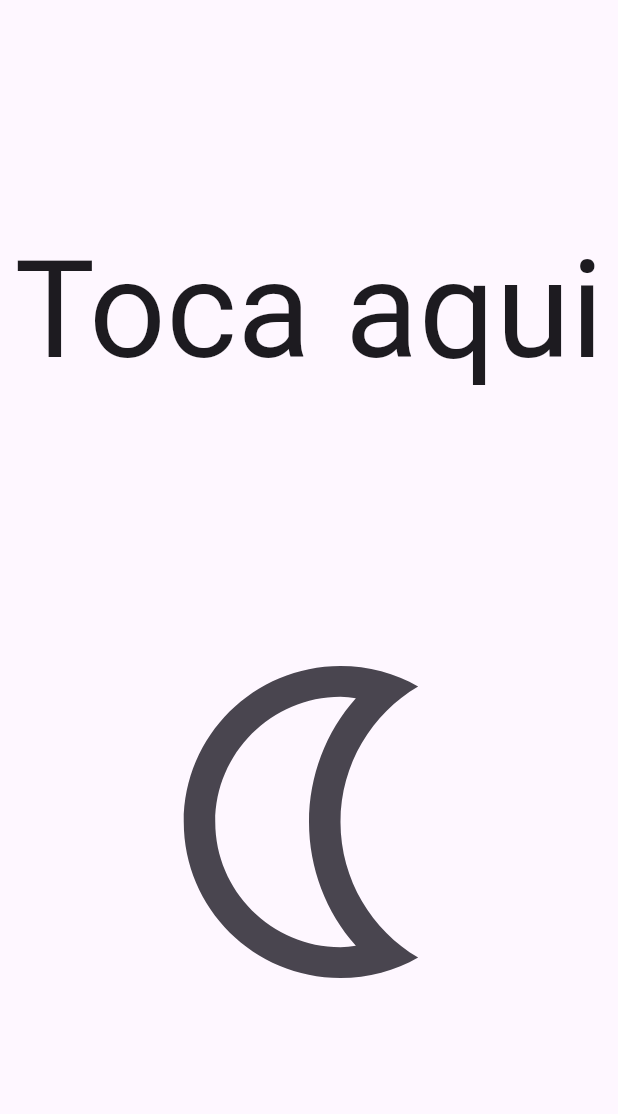
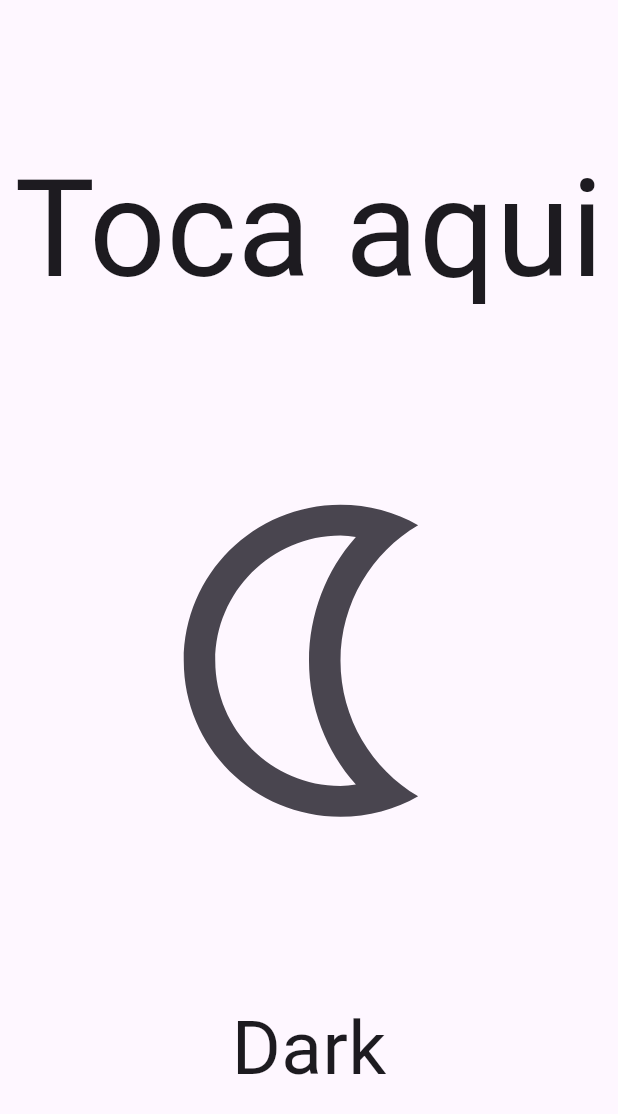
Before and after one commit to ToNiVeL2002/tres_en_raya_provider, a Flutter app: the ChooseScreen screen opened by its route, after a tap on "ESTILOS", on a phone screen of 412 x 824 dp. Shown: the top 1114 px of the screen. Run offline on Flutter 3.47's test engine with Material 3 defaults, Android fonts, the phone set to English and light mode, and no system bars; our stand-ins replace google_fonts, shared_preferences; accounts and stored records are empty; Roboto replaces fonts that are missing (Alata).

```diff
--- a/lib/provider/ui_provider.dart
+++ b/lib/provider/ui_provider.dart
@@ -3,6 +3,8 @@ import 'package:flutter/material.dart';
 class UIProvider extends ChangeNotifier  {
 
   ThemeData theme;
+
+  bool _isMultiplayer = true;
 
   UIProvider({
     required bool isDarkMode
@@ -19,4 +21,10 @@ class UIProvider extends ChangeNotifier  {
 
     notifyListeners();
   }
+
+  get isMultiplayer => _isMultiplayer;
+
+  set isMultiplayerr(bool flag) {
+    _isMultiplayer = flag;
+  }
 }
--- a/lib/screens/estilos_screen.dart
+++ b/lib/screens/estilos_screen.dart
@@ -2,7 +2,7 @@ import 'package:flutter/material.dart';
 import 'package:google_fonts/google_fonts.dart';
 
 import 'package:provider/provider.dart';
-import 'package:shared_preferences/shared_preferences.dart';
+
 import 'package:tres_en_raya_con_provider/provider/provider.dart';
 import 'package:tres_en_raya_con_provider/shared_preferences/preferences.dart';
 
@@ -41,7 +41,18 @@ class EstilosScreen extends StatelessWidget {
               icon: Preferences.isDarkMode
               ? Icon(Icons.wb_sunny_outlined, size: 250,)
               : Icon(Icons.nightlight_outlined, size: 250,)
-            )
+            ),
+
+            Text(
+              Preferences.isDarkMode
+              ? 'Light'
+              : 'Dark',
+              style: GoogleFonts.alata(
+                textStyle: TextStyle(
+                  fontSize: 50
+                )
+              ),
+            ),
           ],
          ),
       ),
--- a/lib/widgets/options_table.dart
+++ b/lib/widgets/options_table.dart
@@ -48,12 +48,20 @@ class _SingleCard extends StatelessWidget {
 
     final juegoProvider = Provider.of<JuegoProvider>(context);
     final juegoMiniMaxProvider = Provider.of<JuegoMiniMaxProvider>(context);
+    final uiProvider = Provider.of<UIProvider>(context);
 
     return GestureDetector(
       onTap: () {
         Navigator.pushNamed(context, direccion);
         juegoProvider.resetStates();
         juegoMiniMaxProvider.resetStates();
+
+        if (direccion == 'multiplayer') {
+          uiProvider.isMultiplayerr = true;
+        } else {
+          uiProvider.isMultiplayerr = false;
+        }
+
       },
       child: Container(
         margin: const EdgeInsets.all(7.5),
```
Also changed, not shown: lib/widgets/floating_message.dart (+16 -8 lines), pubspec.lock.
